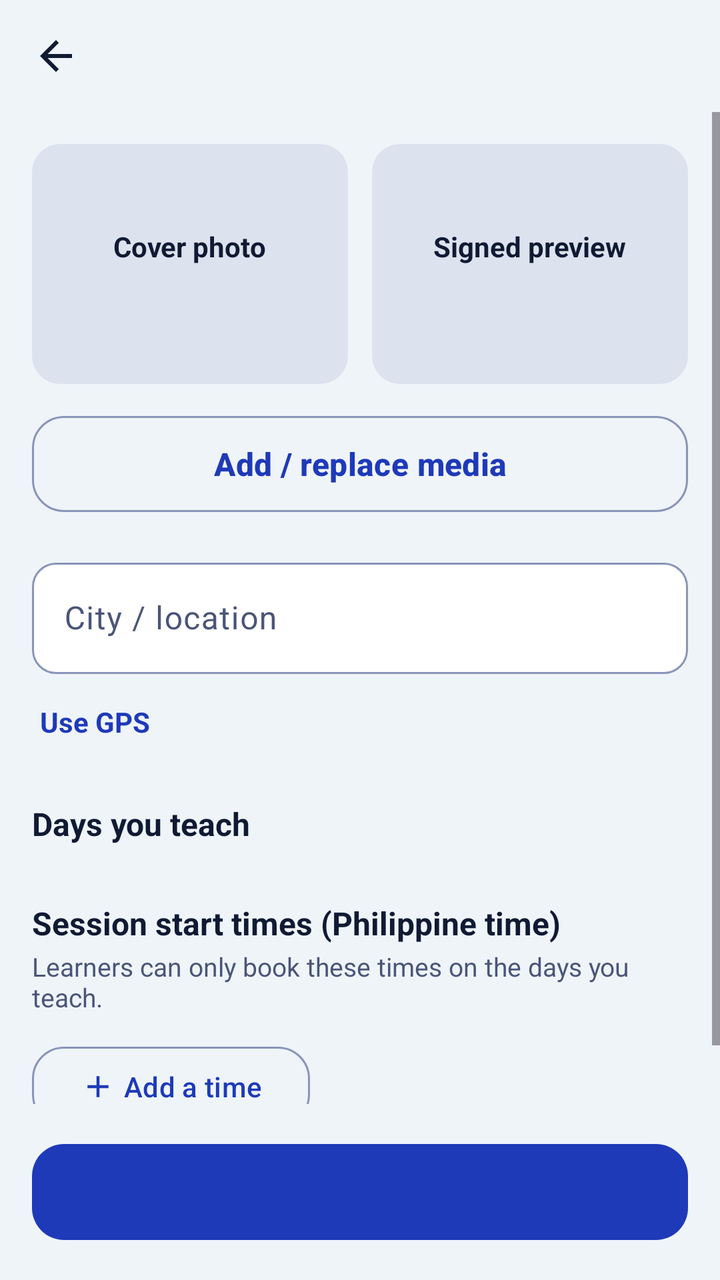
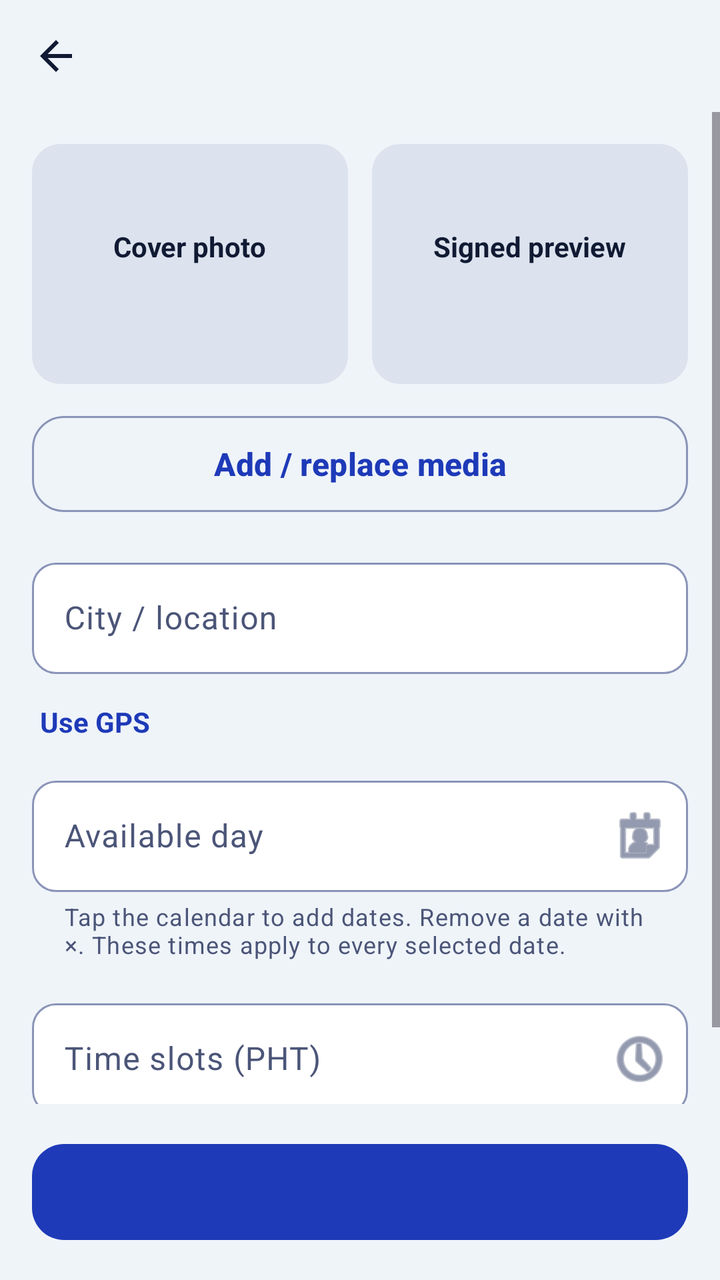

Compare the two renders of this Android layout. The source of the first and the diff that turns it into the second are given below.
<!-- AndroidManifest.xml: application theme Theme.Senyas -->
<!-- res/layout/fragment_media.xml -->
<?xml version="1.0" encoding="utf-8"?>
<LinearLayout xmlns:android="http://schemas.android.com/apk/res/android"
    xmlns:app="http://schemas.android.com/apk/res-auto"
    android:layout_width="match_parent"
    android:layout_height="match_parent"
    android:orientation="vertical">

    <include layout="@layout/view_top_bar" />

    <ScrollView android:layout_width="match_parent" android:layout_height="0dp" android:layout_weight="1">
        <LinearLayout android:layout_width="match_parent" android:layout_height="wrap_content" android:orientation="vertical" android:padding="16dp">

            <LinearLayout android:layout_width="match_parent" android:layout_height="wrap_content" android:orientation="horizontal">
                <FrameLayout android:id="@+id/tile_cover" android:layout_width="0dp" android:layout_height="120dp" android:layout_marginEnd="6dp" android:layout_weight="1" android:background="@drawable/bg_tile" android:backgroundTint="@color/skeleton">
                    <LinearLayout android:layout_width="wrap_content" android:layout_height="wrap_content" android:layout_gravity="center" android:gravity="center" android:orientation="vertical">
                        <TextView android:layout_width="wrap_content" android:layout_height="wrap_content" android:text="@string/cover_photo" android:textColor="@color/text_primary" android:textSize="14sp" android:textStyle="bold" />
                        <TextView android:id="@+id/tv_cover_state" android:layout_width="wrap_content" android:layout_height="wrap_content" android:textColor="@color/text_secondary" android:textSize="13sp" />
                    </LinearLayout>
                </FrameLayout>
                <FrameLayout android:id="@+id/tile_preview" android:layout_width="0dp" android:layout_height="120dp" android:layout_marginStart="6dp" android:layout_weight="1" android:background="@drawable/bg_tile" android:backgroundTint="@color/skeleton">
                    <LinearLayout android:layout_width="wrap_content" android:layout_height="wrap_content" android:layout_gravity="center" android:gravity="center" android:orientation="vertical">
                        <TextView android:layout_width="wrap_content" android:layout_height="wrap_content" android:text="@string/signed_preview" android:textColor="@color/text_primary" android:textSize="14sp" android:textStyle="bold" />
                        <TextView android:id="@+id/tv_preview_state" android:layout_width="wrap_content" android:layout_height="wrap_content" android:textColor="@color/text_secondary" android:textSize="13sp" />
                    </LinearLayout>
                </FrameLayout>
            </LinearLayout>

            <com.google.android.material.button.MaterialButton android:id="@+id/btn_add_media" style="?attr/materialButtonOutlinedStyle" android:layout_width="match_parent" android:layout_height="56dp" android:layout_marginTop="12dp" android:text="@string/add_replace_media" android:textSize="16sp" android:textStyle="bold" app:cornerRadius="16dp" />

            <com.google.android.material.textfield.TextInputLayout android:id="@+id/til_city" android:layout_width="match_parent" android:layout_height="wrap_content" android:layout_marginTop="16dp" android:hint="@string/city_location">
                <com.google.android.material.textfield.TextInputEditText android:id="@+id/et_city" android:layout_width="match_parent" android:layout_height="wrap_content" android:inputType="textCapWords" />
            </com.google.android.material.textfield.TextInputLayout>

            <TextView android:id="@+id/btn_gps" android:layout_width="wrap_content" android:layout_height="48dp" android:background="?attr/selectableItemBackground" android:gravity="center_vertical" android:paddingHorizontal="4dp" android:text="@string/use_gps" android:textColor="@color/accent" android:textSize="14sp" android:textStyle="bold" />

            <TextView android:layout_width="wrap_content" android:layout_height="wrap_content" android:layout_marginTop="16dp" android:text="@string/media_days_label" android:textColor="@color/text_primary" android:textSize="16sp" android:textStyle="bold" />
            <com.google.android.material.chip.ChipGroup android:id="@+id/cg_days" android:layout_width="match_parent" android:layout_height="wrap_content" android:layout_marginTop="8dp" />
            <TextView android:id="@+id/tv_days_error" android:layout_width="match_parent" android:layout_height="wrap_content" android:text="@string/err_days" android:textColor="?attr/colorError" android:textSize="13sp" android:visibility="gone" />

            <TextView android:layout_width="wrap_content" android:layout_height="wrap_content" android:layout_marginTop="20dp" android:text="@string/media_times_label" android:textColor="@color/text_primary" android:textSize="16sp" android:textStyle="bold" />
            <TextView android:layout_width="match_parent" android:layout_height="wrap_content" android:layout_marginTop="2dp" android:text="@string/media_times_help" android:textColor="@color/text_secondary" android:textSize="13sp" />
            <com.google.android.material.chip.ChipGroup android:id="@+id/cg_times" android:layout_width="match_parent" android:layout_height="wrap_content" android:layout_marginTop="8dp" />
            <com.google.android.material.button.MaterialButton android:id="@+id/btn_add_time" style="?attr/materialButtonOutlinedStyle" android:layout_width="wrap_content" android:layout_height="48dp" android:layout_marginTop="4dp" android:text="@string/add_time" app:cornerRadius="16dp" app:icon="@drawable/ic_add" />
            <TextView android:id="@+id/tv_times_error" android:layout_width="match_parent" android:layout_height="wrap_content" android:text="@string/err_times" android:textColor="?attr/colorError" android:textSize="13sp" android:visibility="gone" />
        </LinearLayout>
    </ScrollView>

    <com.google.android.material.button.MaterialButton android:id="@+id/btn_publish" android:layout_width="match_parent" android:layout_height="56dp" android:layout_margin="16dp" android:textSize="16sp" android:textStyle="bold" app:cornerRadius="16dp" />
</LinearLayout>
<!-- res/layout/view_top_bar.xml (included above) -->
<?xml version="1.0" encoding="utf-8"?>
<LinearLayout xmlns:android="http://schemas.android.com/apk/res/android"
    android:layout_width="match_parent"
    android:layout_height="56dp"
    android:gravity="center_vertical"
    android:orientation="horizontal"
    android:paddingStart="4dp"
    android:paddingEnd="16dp">

    <ImageButton
        android:id="@+id/btn_back"
        android:layout_width="48dp"
        android:layout_height="48dp"
        android:background="?attr/selectableItemBackgroundBorderless"
        android:contentDescription="@string/back"
        android:src="@drawable/ic_back"
        android:tint="@color/text_primary" />

    <TextView
        android:id="@+id/tv_bar_title"
        android:layout_width="wrap_content"
        android:layout_height="wrap_content"
        android:layout_marginStart="4dp"
        android:textColor="@color/text_primary"
        android:textSize="20sp"
        android:textStyle="bold" />
</LinearLayout>
<!-- resources referenced by this layout -->
<resources>
  <color name="accent">#1E3AB8</color>
  <color name="skeleton">#DCE3EE</color>
  <color name="text_primary">#111A33</color>
  <color name="text_secondary">#4B5578</color>
  <!-- drawable bg_tile (drawable) -->
  <?xml version="1.0" encoding="utf-8"?>
  <shape xmlns:android="http://schemas.android.com/apk/res/android" android:shape="rectangle">
      <solid android:color="@color/surface" />
      <corners android:radius="14dp" />
  </shape>
  <!-- drawable ic_add (drawable) -->
  <?xml version="1.0" encoding="utf-8"?>
  <vector xmlns:android="http://schemas.android.com/apk/res/android"
      android:width="24dp" android:height="24dp"
      android:viewportWidth="24" android:viewportHeight="24"
      android:tint="?attr/colorControlNormal">
      <path android:fillColor="@android:color/white" android:pathData="M19,13h-6v6h-2v-6H5v-2h6V5h2v6h6v2z" />
  </vector>
  <!-- drawable ic_back (drawable) -->
  <?xml version="1.0" encoding="utf-8"?>
  <vector xmlns:android="http://schemas.android.com/apk/res/android"
      android:width="24dp" android:height="24dp"
      android:viewportWidth="24" android:viewportHeight="24"
      android:tint="?attr/colorControlNormal">
      <path android:fillColor="@android:color/white" android:pathData="M20,11H7.83l5.59,-5.59L12,4l-8,8 8,8 1.41,-1.41L7.83,13H20v-2z" />
  </vector>
  <string name="add_replace_media">Add / replace media</string>
  <string name="add_time">Add a time</string>
  <string name="back">Back</string>
  <string name="city_location">City / location</string>
  <string name="cover_photo">Cover photo</string>
  <string name="err_days">Choose at least one day you teach.</string>
  <string name="err_times">Add at least one start time.</string>
  <string name="media_days_label">Days you teach</string>
  <string name="media_times_help">Learners can only book these times on the days you teach.</string>
  <string name="media_times_label">Session start times (Philippine time)</string>
  <string name="signed_preview">Signed preview</string>
  <string name="use_gps">Use GPS</string>
  <style name="Theme.Senyas" parent="Theme.Material3.DayNight.NoActionBar">
          <item name="colorPrimary">@color/senyas_blue</item>
          <item name="colorOnPrimary">@color/white</item>
          <item name="colorPrimaryContainer">@color/blue_container</item>
          <item name="colorOnPrimaryContainer">@color/senyas_blue</item>
          <item name="colorSecondary">@color/sun_yellow</item>
          <item name="colorOnSecondary">@color/navy</item>
          <item name="android:colorBackground">@color/background</item>
          <item name="colorSurface">@color/surface</item>
          <item name="colorOnSurface">@color/text_primary</item>
          <item name="colorOnSurfaceVariant">@color/text_secondary</item>
          <item name="colorOutline">@color/outline</item>
          <item name="colorError">@color/error</item>
          <item name="android:statusBarColor">@color/background</item>
          <item name="android:windowLightStatusBar">true</item>
          <item name="textInputStyle">@style/Widget.Senyas.TextField</item>
      </style>
  <color name="surface">#FFFFFF</color>
  <color name="senyas_blue">#1E3AB8</color>
  <color name="white">#FFFFFFFF</color>
  <color name="blue_container">#DFE5FF</color>
  <color name="sun_yellow">#FFC22D</color>
  <color name="navy">#111A33</color>
  <color name="background">#EFF4F9</color>
  <color name="outline">#8A94B8</color>
  <color name="error">#B3261E</color>
  <style name="Widget.Senyas.TextField" parent="Widget.Material3.TextInputLayout.OutlinedBox">
          <item name="boxCornerRadiusTopStart">12dp</item>
          <item name="boxCornerRadiusTopEnd">12dp</item>
          <item name="boxCornerRadiusBottomStart">12dp</item>
          <item name="boxCornerRadiusBottomEnd">12dp</item>
          <item name="boxBackgroundColor">@color/surface</item>
      </style>
</resources>

<!-- the commit's change to res/layout/fragment_media.xml (unified diff, before → after) -->
@@ -28,20 +28,36 @@
             <com.google.android.material.button.MaterialButton android:id="@+id/btn_add_media" style="?attr/materialButtonOutlinedStyle" android:layout_width="match_parent" android:layout_height="56dp" android:layout_marginTop="12dp" android:text="@string/add_replace_media" android:textSize="16sp" android:textStyle="bold" app:cornerRadius="16dp" />
 
             <com.google.android.material.textfield.TextInputLayout android:id="@+id/til_city" android:layout_width="match_parent" android:layout_height="wrap_content" android:layout_marginTop="16dp" android:hint="@string/city_location">
-                <com.google.android.material.textfield.TextInputEditText android:id="@+id/et_city" android:layout_width="match_parent" android:layout_height="wrap_content" android:inputType="textCapWords" />
+                <com.google.android.material.textfield.TextInputEditText android:id="@+id/et_city" android:layout_width="match_parent" android:layout_height="wrap_content" android:inputType="textCapWords" android:maxLength="200" />
             </com.google.android.material.textfield.TextInputLayout>
 
             <TextView android:id="@+id/btn_gps" android:layout_width="wrap_content" android:layout_height="48dp" android:background="?attr/selectableItemBackground" android:gravity="center_vertical" android:paddingHorizontal="4dp" android:text="@string/use_gps" android:textColor="@color/accent" android:textSize="14sp" android:textStyle="bold" />
 
-            <TextView android:layout_width="wrap_content" android:layout_height="wrap_content" android:layout_marginTop="16dp" android:text="@string/media_days_label" android:textColor="@color/text_primary" android:textSize="16sp" android:textStyle="bold" />
-            <com.google.android.material.chip.ChipGroup android:id="@+id/cg_days" android:layout_width="match_parent" android:layout_height="wrap_content" android:layout_marginTop="8dp" />
-            <TextView android:id="@+id/tv_days_error" android:layout_width="match_parent" android:layout_height="wrap_content" android:text="@string/err_days" android:textColor="?attr/colorError" android:textSize="13sp" android:visibility="gone" />
+            <com.google.android.material.textfield.TextInputLayout
+                android:id="@+id/til_day"
+                android:layout_width="match_parent"
+                android:layout_height="wrap_content"
+                android:hint="@string/available_day"
+                app:helperText="@string/availability_dates_hint"
+                app:endIconMode="custom"
+                app:endIconDrawable="@android:drawable/ic_menu_my_calendar"
+                app:boxCornerRadiusBottomEnd="12dp"
+                app:boxCornerRadiusBottomStart="12dp"
+                app:boxCornerRadiusTopEnd="12dp"
+                app:boxCornerRadiusTopStart="12dp">
+                <com.google.android.material.textfield.TextInputEditText android:id="@+id/actv_day" android:layout_width="match_parent" android:layout_height="wrap_content" android:inputType="none" android:cursorVisible="false" android:focusable="false" android:clickable="true" />
+            </com.google.android.material.textfield.TextInputLayout>
 
-            <TextView android:layout_width="wrap_content" android:layout_height="wrap_content" android:layout_marginTop="20dp" android:text="@string/media_times_label" android:textColor="@color/text_primary" android:textSize="16sp" android:textStyle="bold" />
-            <TextView android:layout_width="match_parent" android:layout_height="wrap_content" android:layout_marginTop="2dp" android:text="@string/media_times_help" android:textColor="@color/text_secondary" android:textSize="13sp" />
-            <com.google.android.material.chip.ChipGroup android:id="@+id/cg_times" android:layout_width="match_parent" android:layout_height="wrap_content" android:layout_marginTop="8dp" />
-            <com.google.android.material.button.MaterialButton android:id="@+id/btn_add_time" style="?attr/materialButtonOutlinedStyle" android:layout_width="wrap_content" android:layout_height="48dp" android:layout_marginTop="4dp" android:text="@string/add_time" app:cornerRadius="16dp" app:icon="@drawable/ic_add" />
-            <TextView android:id="@+id/tv_times_error" android:layout_width="match_parent" android:layout_height="wrap_content" android:text="@string/err_times" android:textColor="?attr/colorError" android:textSize="13sp" android:visibility="gone" />
+            <com.google.android.material.chip.ChipGroup
+                android:id="@+id/cg_selected_days"
+                android:layout_width="match_parent"
+                android:layout_height="wrap_content"
+                android:saveEnabled="false"
+                android:layout_marginTop="4dp" />
+
+            <com.google.android.material.textfield.TextInputLayout android:id="@+id/til_slots" android:layout_width="match_parent" android:layout_height="wrap_content" android:layout_marginTop="12dp" android:hint="@string/time_slots_pht" app:helperText="@string/availability_time_hint" app:endIconMode="custom" app:endIconDrawable="@android:drawable/ic_menu_recent_history">
+                <com.google.android.material.textfield.TextInputEditText android:id="@+id/et_slots" android:layout_width="match_parent" android:layout_height="wrap_content" android:inputType="none" android:cursorVisible="false" android:focusable="false" android:clickable="true" />
+            </com.google.android.material.textfield.TextInputLayout>
         </LinearLayout>
     </ScrollView>
 
@@ -49,7 +65,7 @@
 </LinearLayout>
 <!-- res/layout/view_top_bar.xml (included above) -->
 <?xml version="1.0" encoding="utf-8"?>
-<LinearLayout xmlns:android="http://schemas.android.com/apk/res/android"
+<LinearLayout xmlns:android="http://schemas.android.com/apk/res/android" xmlns:app="http://schemas.android.com/apk/res-auto"
     android:layout_width="match_parent"
     android:layout_height="56dp"
     android:gravity="center_vertical"
@@ -64,7 +80,7 @@
         android:background="?attr/selectableItemBackgroundBorderless"
         android:contentDescription="@string/back"
         android:src="@drawable/ic_back"
-        android:tint="@color/text_primary" />
+        app:tint="@color/text_primary" />
 
     <TextView
         android:id="@+id/tv_bar_title"
<!-- resource entries referenced after the edit -->
@@ -10,14 +10,6 @@
       <solid android:color="@color/surface" />
       <corners android:radius="14dp" />
   </shape>
-  <!-- drawable ic_add (drawable) -->
-  <?xml version="1.0" encoding="utf-8"?>
-  <vector xmlns:android="http://schemas.android.com/apk/res/android"
-      android:width="24dp" android:height="24dp"
-      android:viewportWidth="24" android:viewportHeight="24"
-      android:tint="?attr/colorControlNormal">
-      <path android:fillColor="@android:color/white" android:pathData="M19,13h-6v6h-2v-6H5v-2h6V5h2v6h6v2z" />
-  </vector>
   <!-- drawable ic_back (drawable) -->
   <?xml version="1.0" encoding="utf-8"?>
   <vector xmlns:android="http://schemas.android.com/apk/res/android"
@@ -27,16 +19,14 @@
       <path android:fillColor="@android:color/white" android:pathData="M20,11H7.83l5.59,-5.59L12,4l-8,8 8,8 1.41,-1.41L7.83,13H20v-2z" />
   </vector>
   <string name="add_replace_media">Add / replace media</string>
-  <string name="add_time">Add a time</string>
+  <string name="availability_dates_hint">Tap the calendar to add dates. Remove a date with ×. These times apply to every selected date.</string>
+  <string name="availability_time_hint">Tap to add or remove start times in Philippine time.</string>
+  <string name="available_day">Available day</string>
   <string name="back">Back</string>
   <string name="city_location">City / location</string>
   <string name="cover_photo">Cover photo</string>
-  <string name="err_days">Choose at least one day you teach.</string>
-  <string name="err_times">Add at least one start time.</string>
-  <string name="media_days_label">Days you teach</string>
-  <string name="media_times_help">Learners can only book these times on the days you teach.</string>
-  <string name="media_times_label">Session start times (Philippine time)</string>
   <string name="signed_preview">Signed preview</string>
+  <string name="time_slots_pht">Time slots (PHT)</string>
   <string name="use_gps">Use GPS</string>
   <style name="Theme.Senyas" parent="Theme.Material3.DayNight.NoActionBar">
           <item name="colorPrimary">@color/senyas_blue</item>
